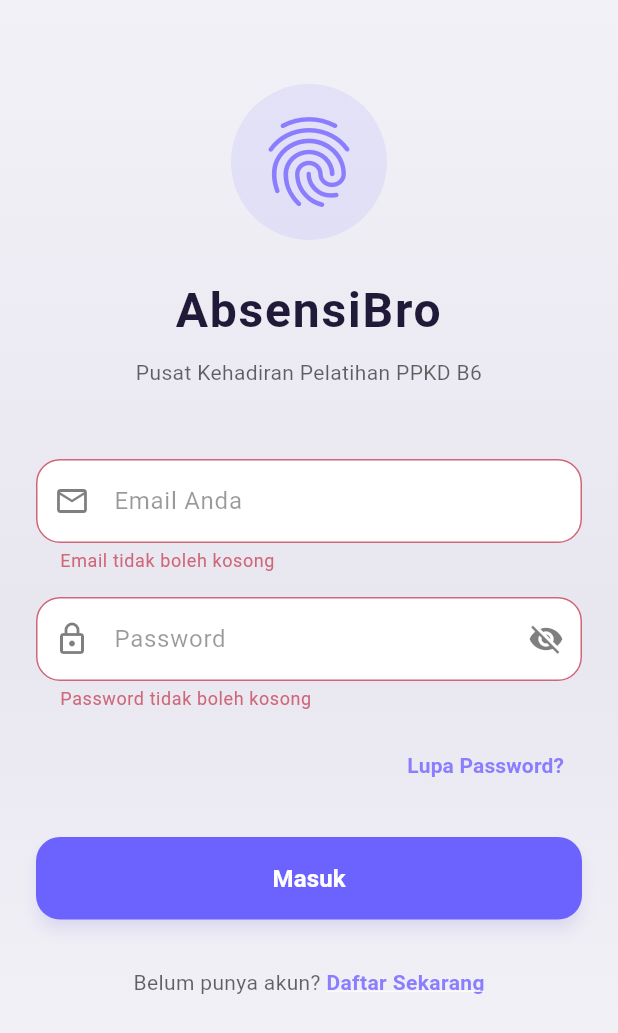
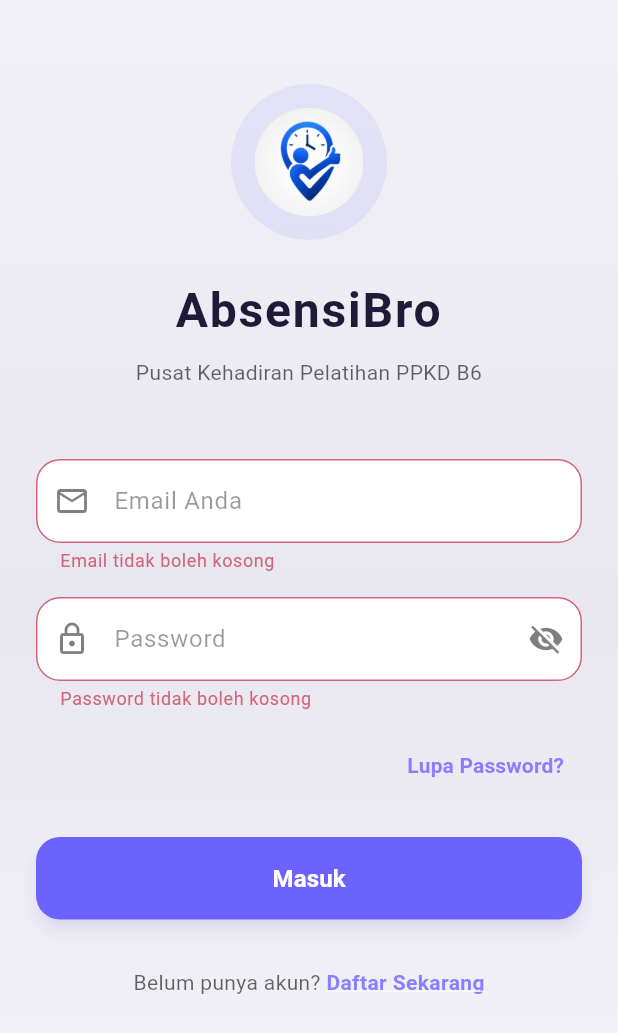
Before and after one commit to AAISkuy/absenbro_1, a Flutter app: the screen it shows after launch, after a tap on "Masuk", on a phone screen of 412 x 824 dp. Shown: the top 1033 px of the screen. Run offline on Flutter 3.47's test engine with Material 3 defaults, Android fonts, the phone set to English and light mode, and no system bars; our stand-ins replace dio, fl_chart, geocoding, geolocator, google_maps_flutter, image_picker and 3 more; accounts and stored records are empty; generated files the repository leaves out were written again; network calls fail.

Commit message:
update fitur kamera dan icon aplikasi

```diff
--- a/lib/views/auth/login_screen.dart
+++ b/lib/views/auth/login_screen.dart
@@ -88,10 +88,10 @@ class _LoginScreenState extends State<LoginScreen> {
                         color: const Color(0xFF6C63FF).withOpacity(0.1),
                         shape: BoxShape.circle,
                       ),
-                      child: const Icon(
-                        Icons.fingerprint,
-                        size: 72,
-                        color: Color(0xFF8B7EFE),
+                      child: Image.asset(
+                        'assets/images/CircleIcon.png',
+                        width: 72,
+                        height: 72,
                       ),
                     ),
                   ),
--- a/lib/views/auth/splash_screen.dart
+++ b/lib/views/auth/splash_screen.dart
@@ -110,10 +110,10 @@ class _SplashScreenState extends State<SplashScreen> with SingleTickerProviderSt
                   color: const Color(0xFF6C63FF).withOpacity(0.1),
                   shape: BoxShape.circle,
                 ),
-                child: const Icon(
-                  Icons.fingerprint,
-                  size: 96,
-                  color: Color(0xFF8B7EFE),
+                child: Image.asset(
+                  'assets/images/CircleIcon.png',
+                  width: 96,
+                  height: 96,
                 ),
               ),
               const SizedBox(height: 28),
--- a/pubspec.yaml
+++ b/pubspec.yaml
@@ -79,9 +79,8 @@ flutter:
   uses-material-design: true
 
   # To add assets to your application, add an assets section, like this:
-  # assets:
-  #   - images/a_dot_burr.jpeg
-  #   - images/a_dot_ham.jpeg
+  assets:
+    - assets/images/CircleIcon.png
 
   # An image asset can refer to one or more resolution-specific "variants", see
   # https://flutter.dev/to/resolution-aware-images
```
Also changed, not shown: lib/views/dashboard/dashboard_screen.dart (+134 -9 lines), assets/images/CircleIcon.png (added), 2 other files.
